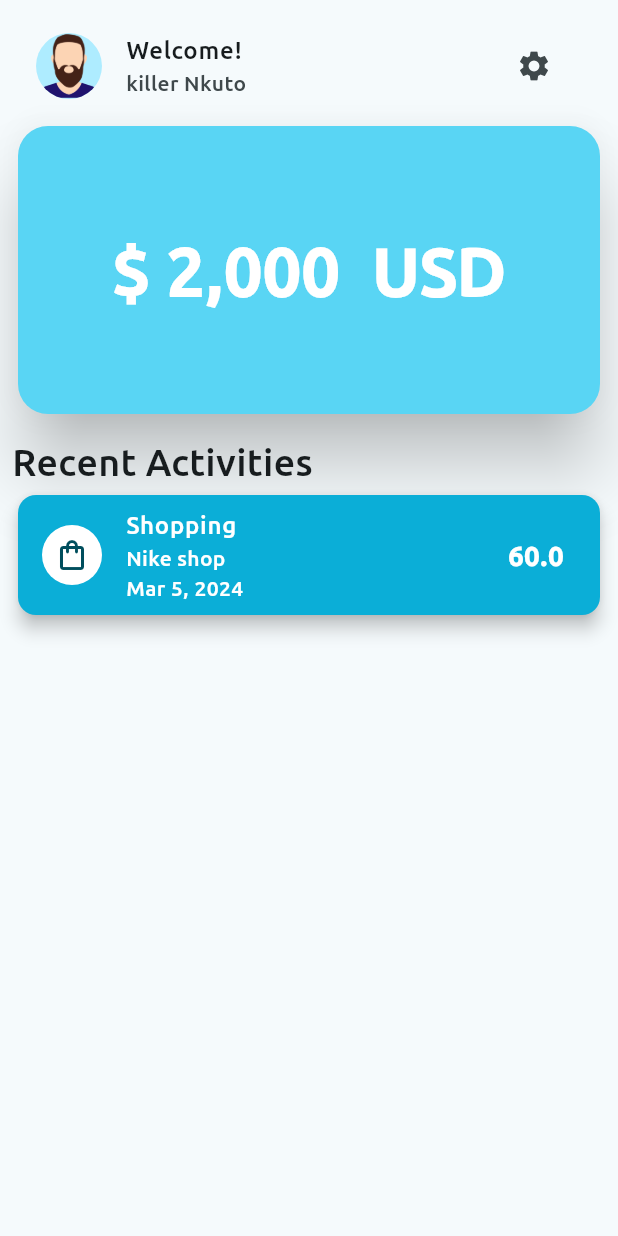
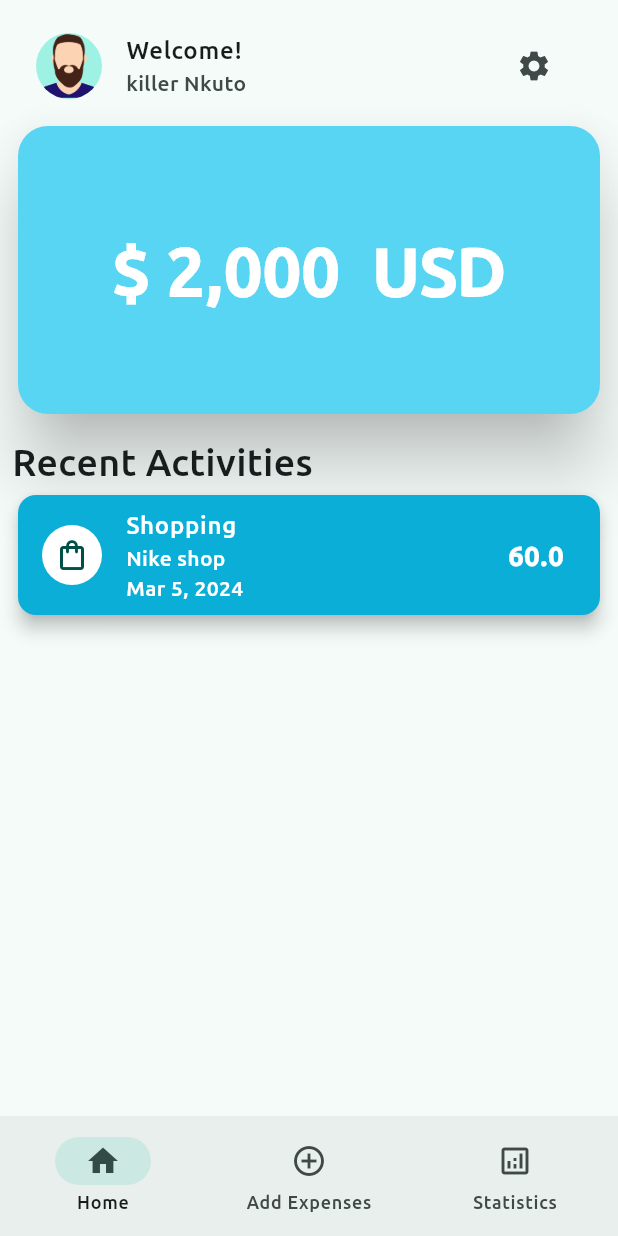
Before and after one commit to kwame70/expenses_app, a Flutter app: the screen it shows after launch, on a phone screen of 412 x 824 dp. Run offline on Flutter 3.47's test engine with Material 3 defaults, Android fonts, the phone set to English and light mode, and no system bars.

Commit message:
navBar added

```diff
--- a/lib/main.dart
+++ b/lib/main.dart
@@ -24,7 +24,7 @@ class MyApp extends StatelessWidget {
           focusedBorder: border,
         ),
         colorScheme: ColorScheme.fromSeed(
-          seedColor: const Color.fromRGBO(89, 213, 244, 1),
+          seedColor: Colors.teal,
         ),
         useMaterial3: true,
       ),
--- /dev/null
+++ b/lib/pages/add_expenses.dart
@@ -0,0 +1,10 @@
+import 'package:flutter/material.dart';
+
+class AddExpense extends StatelessWidget {
+  const AddExpense({super.key});
+
+  @override
+  Widget build(BuildContext context) {
+    return const Scaffold();
+  }
+}
--- a/lib/pages/home_page.dart
+++ b/lib/pages/home_page.dart
@@ -1,48 +1,32 @@
+import 'package:expense_tracker/pages/add_expenses.dart';
+import 'package:expense_tracker/pages/statistics_page.dart';
+import 'package:expense_tracker/pages/welcome.dart';
 import 'package:expense_tracker/widgets/activity_card.dart';
 import 'package:expense_tracker/widgets/card_widget.dart';
 import 'package:flutter/material.dart';
 
-class HomePage extends StatelessWidget {
+class HomePage extends StatefulWidget {
   const HomePage({super.key});
 
   @override
+  State<HomePage> createState() => _HomePageState();
+}
+
+class _HomePageState extends State<HomePage> {
+  List<Widget> pages = const [Welcome(), AddExpense(), Statistics()];
+  @override
   Widget build(BuildContext context) {
+    int currentPageIndex = 0;
     return Scaffold(
-      body: SafeArea(
-        child: Padding(
-          padding: const EdgeInsets.all(8.0),
-          child: Column(
-            crossAxisAlignment: CrossAxisAlignment.start,
-            children: [
-              ListTile(
-                title: const Text("Welcome!"),
-                subtitle: const Text("killer Nkuto"),
-                trailing: IconButton(
-                  onPressed: () {},
-                  icon: const Icon(Icons.settings),
-                ),
-                leading: const CircleAvatar(
-                  backgroundImage: AssetImage("assets/images/male_avatar.png"),
-                  radius: 22,
-                ),
-              ),
-              const MyCard(totalExp: "\$ 2,000  USD"),
-              const SizedBox(
-                height: 10,
-              ),
-              const Text(
-                "Recent Activities",
-                style: TextStyle(fontSize: 25),
-              ),
-              const ActivityCard(
-                  category: "Shopping",
-                  icon: Icons.shopping_bag_outlined,
-                  notes: "Nike shop",
-                  amount: 60)
-            ],
-          ),
-        ),
-      ),
+      bottomNavigationBar:
+          NavigationBar(selectedIndex: currentPageIndex, destinations: const [
+        NavigationDestination(icon: Icon(Icons.home), label: "Home"),
+        NavigationDestination(
+            icon: Icon(Icons.add_circle_outline_sharp), label: "Add Expenses"),
+        NavigationDestination(
+            icon: Icon(Icons.analytics_outlined), label: "Statistics"),
+      ]),
+      body: const Welcome(),
     );
   }
 }
--- /dev/null
+++ b/lib/pages/statistics_page.dart
@@ -0,0 +1,10 @@
+import 'package:flutter/material.dart';
+
+class Statistics extends StatelessWidget {
+  const Statistics({super.key});
+
+  @override
+  Widget build(BuildContext context) {
+    return const Scaffold();
+  }
+}
--- /dev/null
+++ b/lib/pages/welcome.dart
@@ -0,0 +1,46 @@
+import 'package:expense_tracker/widgets/activity_card.dart';
+import 'package:expense_tracker/widgets/card_widget.dart';
+import 'package:flutter/material.dart';
+
+class Welcome extends StatelessWidget {
+  const Welcome({super.key});
+
+  @override
+  Widget build(BuildContext context) {
+    return SafeArea(
+      child: Padding(
+        padding: const EdgeInsets.all(8.0),
+        child: Column(
+          crossAxisAlignment: CrossAxisAlignment.start,
+          children: [
+            ListTile(
+              title: const Text("Welcome!"),
+              subtitle: const Text("killer Nkuto"),
+              trailing: IconButton(
+                onPressed: () {},
+                icon: const Icon(Icons.settings),
+              ),
+              leading: const CircleAvatar(
+                backgroundImage: AssetImage("assets/images/male_avatar.png"),
+                radius: 22,
+              ),
+            ),
+            const MyCard(totalExp: "\$ 2,000  USD"),
+            const SizedBox(
+              height: 10,
+            ),
+            const Text(
+              "Recent Activities",
+              style: TextStyle(fontSize: 25),
+            ),
+            const ActivityCard(
+                category: "Shopping",
+                icon: Icons.shopping_bag_outlined,
+                notes: "Nike shop",
+                amount: 60)
+          ],
+        ),
+      ),
+    );
+  }
+}
--- a/lib/widgets/activity_card.dart
+++ b/lib/widgets/activity_card.dart
@@ -31,14 +31,17 @@ class ActivityCard extends StatelessWidget {
           backgroundColor: Colors.white,
           child: Icon(icon),
         ),
+        // expense category
         title: Text(
           category,
           style: color,
         ),
+        // notes
         subtitle: Text(
           "$notes \n$formattedDate",
           style: color,
         ),
+        // amount
         trailing: Text(
           amount.toString(),
           style: const TextStyle(
--- a/lib/widgets/card_widget.dart
+++ b/lib/widgets/card_widget.dart
@@ -6,6 +6,7 @@ class MyCard extends StatelessWidget {
 
   @override
   Widget build(BuildContext context) {
+    //main card
     return SizedBox(
       height: 200,
       width: double.infinity,
```
